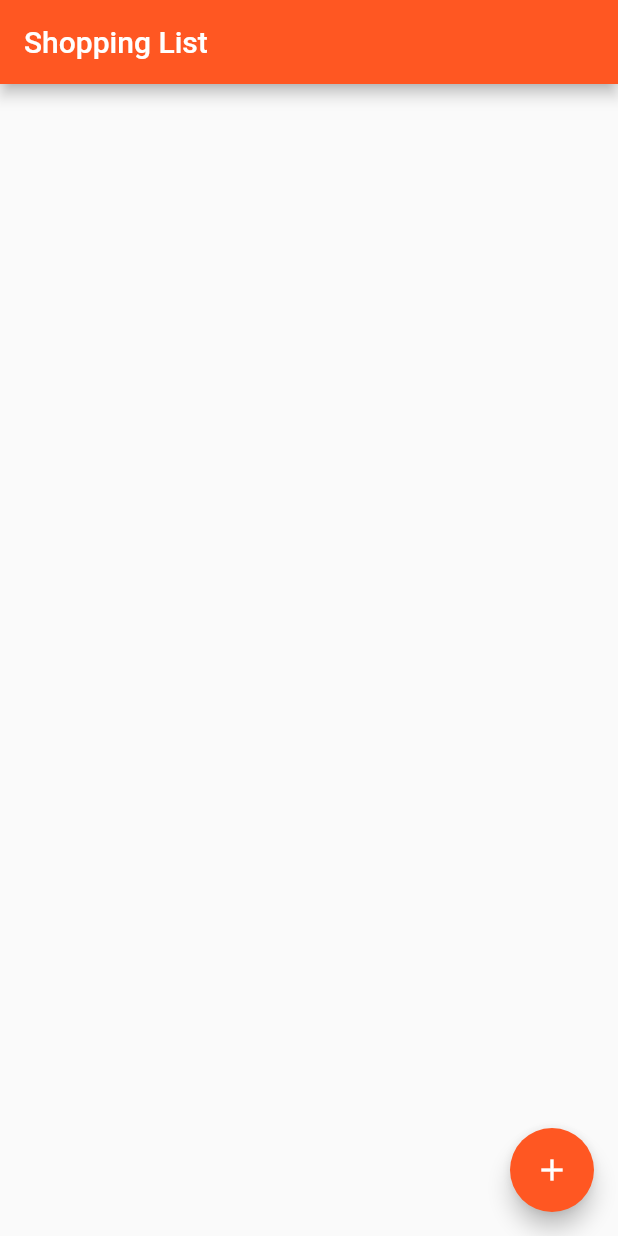
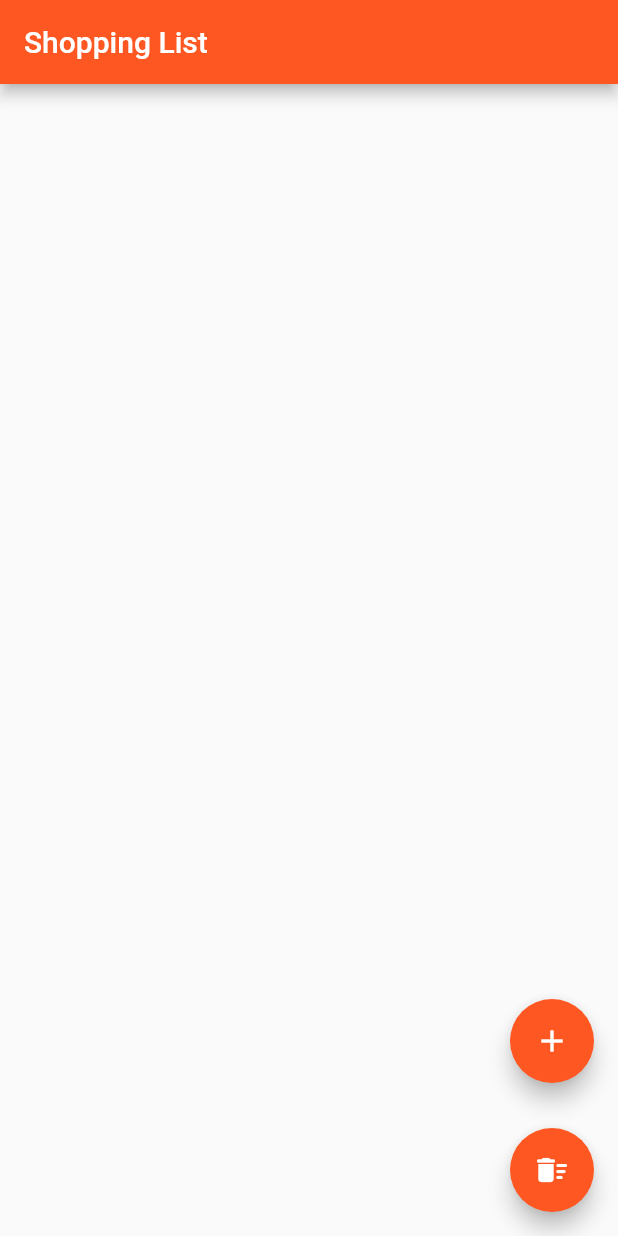
Before and after one commit to NickSandel/shopping_list, a Flutter app: the screen it shows after launch, on a phone screen of 412 x 824 dp. Run offline on Flutter 3.47's test engine with Material 2 defaults, Android fonts, the phone set to English and light mode, and no system bars; our stand-ins replace shared_preferences.

Commit message:
Adding remove all option as another floating button

```diff
--- a/lib/main.dart
+++ b/lib/main.dart
@@ -137,6 +137,13 @@ class ShoppingListState extends State<ShoppingList> {
     _shoppingList.removeWhere((item) => itemToRemove.contains(item));
   }
 
+  void _removeAll() {
+    setState(() {
+      _shoppingItems.clear();
+      save(_shoppingItems);
+    });
+  }
+
   void _handleItemRemoved(Product product) {
     setState(() {
       // When a user changes what's in the cart, you need
@@ -166,10 +173,23 @@ class ShoppingListState extends State<ShoppingList> {
       body: ListView(
           padding: const EdgeInsets.symmetric(vertical: 8.0),
           children: _getItems()),
-      floatingActionButton: FloatingActionButton(
+      floatingActionButton:
+          Column(mainAxisAlignment: MainAxisAlignment.end, children: [
+        FloatingActionButton(
           onPressed: () => _displayDialog(context),
           tooltip: 'Add Item',
-          child: const Icon(Icons.add)),
+          heroTag: null,
+          child: const Icon(Icons.add),
+        ),
+        const SizedBox(
+          height: 30,
+        ),
+        FloatingActionButton(
+            onPressed: () => _removeAll(),
+            tooltip: 'Remove All',
+            heroTag: null,
+            child: const Icon(Icons.delete_sweep_rounded)),
+      ]),
     );
   }
 
```
